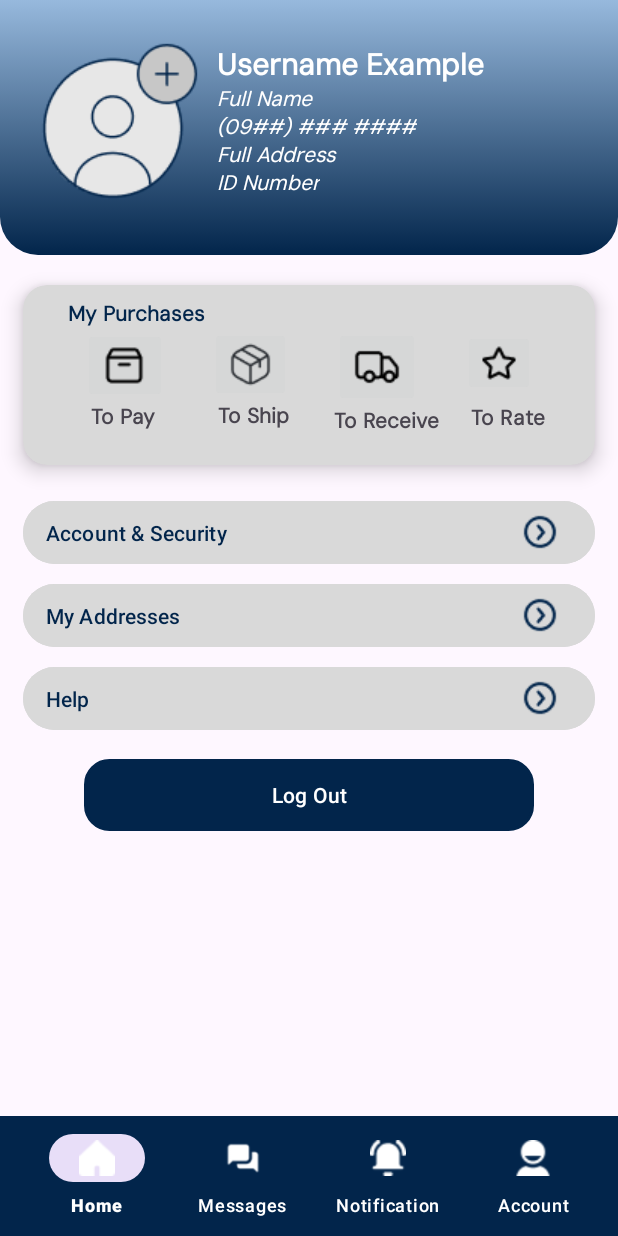
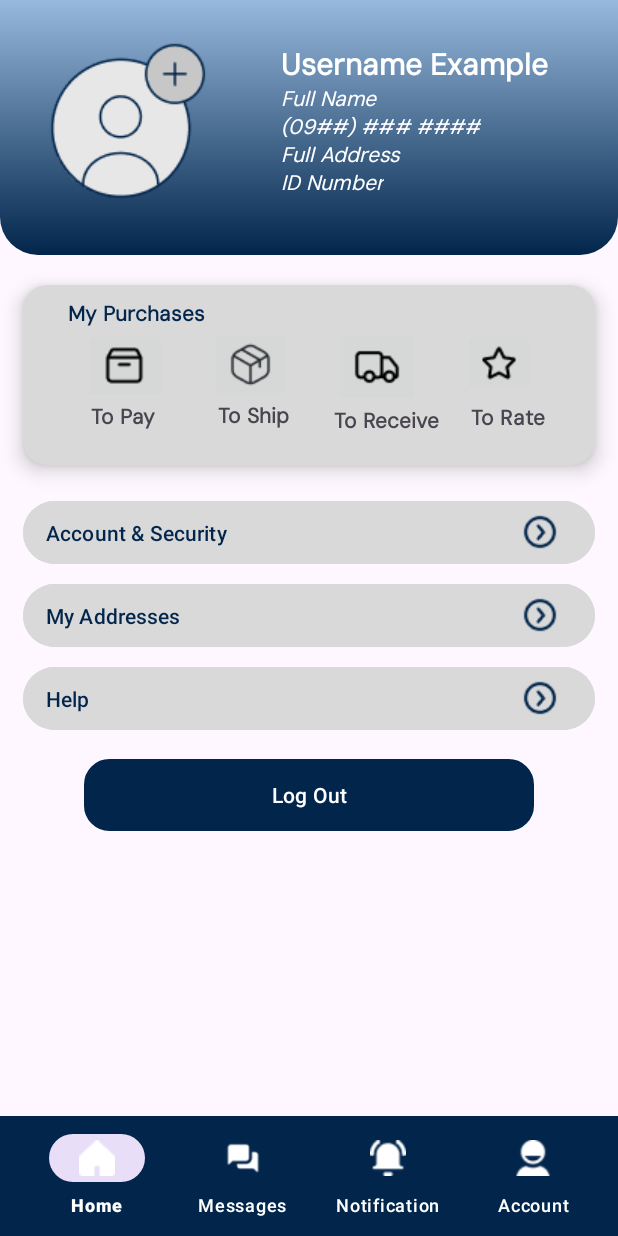
Before and after one commit to bennybun29/J-MAB_Mobile, an Android app: the fragment AccountFragment placed in its activity, on a phone screen of 412 x 824 dp. Run offline under Robolectric (Android 15) with nearby library versions, the phone set to English and light mode, and no system bars.

Commit message:
App is now runnable on physical android devices

```diff
--- a/app/src/main/AndroidManifest.xml
+++ b/app/src/main/AndroidManifest.xml
@@ -14,7 +14,8 @@
         android:roundIcon="@mipmap/ic_launcher_round"
         android:supportsRtl="true"
         android:theme="@style/Theme.JMABMobile"
-        tools:targetApi="31">
+        tools:targetApi="31"
+        android:networkSecurityConfig="@xml/network_security_config">
         <activity
             android:name=".SignUpActivity"
             android:configChanges="orientation|keyboardHidden|screenSize"
--- a/app/src/main/res/layout/activity_account_and_activity.xml
+++ b/app/src/main/res/layout/activity_account_and_activity.xml
@@ -29,7 +29,7 @@
         android:fontFamily="@font/dmsans"
         android:text="Account &amp; Security"
         android:textColor="@color/white"
-        android:textSize="30sp"
+        android:textSize="28sp"
         android:textStyle="bold"
         app:layout_constraintEnd_toEndOf="parent"
         app:layout_constraintStart_toStartOf="parent"
--- a/app/src/main/res/layout/activity_cart.xml
+++ b/app/src/main/res/layout/activity_cart.xml
@@ -51,7 +51,7 @@
 
         <CheckBox
             android:layout_width="0dp"
-            android:layout_height="wrap_content"
+            android:layout_height="match_parent"
             android:layout_weight="1"
             android:background="@drawable/border"
             android:text="Select All"
@@ -67,7 +67,7 @@
 
         <Button
             android:layout_width="0dp"
-            android:layout_height="wrap_content"
+            android:layout_height="match_parent"
             android:layout_weight="1"
             android:background="@drawable/border"
             android:text="CHECK OUT"/>
--- a/app/src/main/res/layout/fragment_account.xml
+++ b/app/src/main/res/layout/fragment_account.xml
@@ -23,19 +23,20 @@
             android:id="@+id/ProfilePictureButton"
             android:layout_width="wrap_content"
             android:layout_height="wrap_content"
-            android:layout_marginLeft="20dp"
+            android:layout_marginLeft="25dp"
             android:layout_marginTop="25dp"
             android:background="@null"
             android:src="@drawable/profile_picture_btn"
             app:layout_constraintStart_toStartOf="parent"
-            app:layout_constraintTop_toTopOf="parent" />
+            app:layout_constraintTop_toTopOf="parent"
+            app:layout_constraintRight_toLeftOf="@+id/UsernameTV"/>
 
 
         <TextView
             android:id="@+id/UsernameTV"
             android:layout_width="wrap_content"
             android:layout_height="wrap_content"
-            android:layout_marginLeft="-80dp"
+
             android:layout_marginTop="30dp"
             android:layout_marginBottom="5dp"
             android:fontFamily="@font/dmsans"
--- /dev/null
+++ b/app/src/main/res/xml/network_security_config.xml
@@ -0,0 +1,6 @@
+<?xml version="1.0" encoding="utf-8"?>
+<network-security-config>
+    <domain-config cleartextTrafficPermitted="true">
+        <domain includeSubdomains="true">192.168.100.27</domain>
+    </domain-config>
+</network-security-config>
```
Also changed, not shown: app/src/main/java/com/example/j_mabmobile/SignInActivity.kt (+43 -0 lines).
